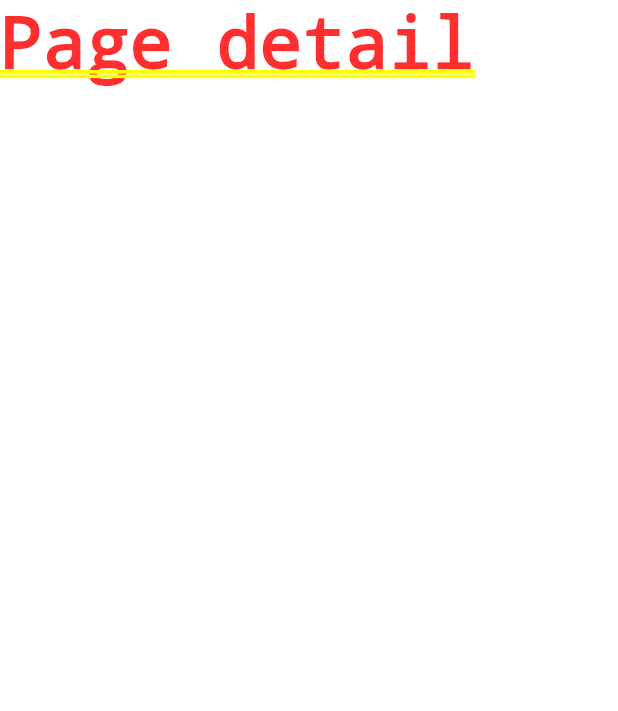
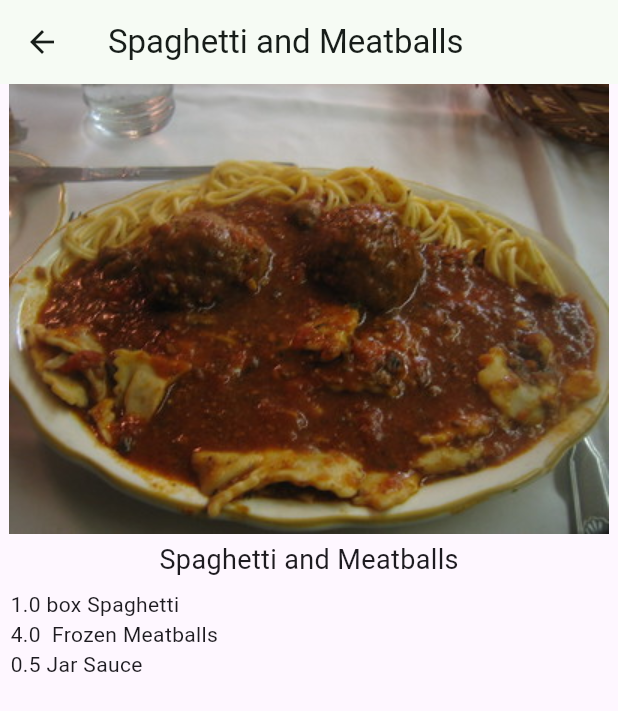
Before and after one commit to marcelovet/flutter_recipes, a Flutter app: the screen it shows after launch, after a tap on "Spaghetti and Meatballs", on a phone screen of 412 x 824 dp. Shown: the top 711 px of the screen. Run offline on Flutter 3.47's test engine with Material 3 defaults, Android fonts, the phone set to English and light mode, and no system bars.

Commit message:
Recipe details with ingredients

```diff
--- a/lib/main.dart
+++ b/lib/main.dart
@@ -1,5 +1,6 @@
 import 'package:flutter/material.dart';
 import 'recipe.dart';
+import 'recipe_detail.dart';
 
 void main() {
   runApp(const RecipeApp());
@@ -77,8 +78,7 @@ class _MyHomePageState extends State<MyHomePage> {
                   context,
                   MaterialPageRoute(
                     builder: (context) {
-                      // TODO: change to RecipeDetailPage
-                      return Text("Page detail");
+                      return RecipeDetail(recipe: Recipe.samples[index]);
                     }
                   )
                 );
--- a/lib/recipe.dart
+++ b/lib/recipe.dart
@@ -1,36 +1,86 @@
 class Recipe {
   String label;
   String imageUrl;
-  // TODO: add servings and ingredients
+  int servings;
+  List<Ingredient> ingredients;
 
-  Recipe({required this.label, required this.imageUrl});
+  Recipe({
+    required this.label,
+    required this.imageUrl,
+    required this.servings,
+    required this.ingredients,
+  });
 
   static List<Recipe> samples = [
     Recipe(
       label: 'Spaghetti and Meatballs',
       imageUrl: 'assets/2126711929_ef763de2b3_w.jpg',
+      servings: 4,
+      ingredients: [
+        Ingredient(quantity: 1, measure: "box", name: "Spaghetti"),
+        Ingredient(quantity: 4, measure: "", name: "Frozen Meatballs"),
+        Ingredient(quantity: 0.5, measure: "Jar", name: "Sauce"),
+      ],
     ),
     Recipe(
       label: 'Tomato Soup',
       imageUrl: 'assets/27729023535_a57606c1be.jpg',
+      servings: 2,
+      ingredients: [
+        Ingredient(quantity: 1, measure: 'can', name: 'Tomato soup'),
+      ],
     ),
     Recipe(
       label: 'Grilled Cheese',
       imageUrl: 'assets/3187380632_5056654a19_b.jpg',
+      servings: 1,
+      ingredients: [
+        Ingredient(quantity: 2, measure: 'slices', name: 'Cheese'),
+        Ingredient(quantity: 2, measure: 'slices', name: 'Bread'),
+      ],
     ),
     Recipe(
       label: 'Chocolate Chip Cookies',
       imageUrl: 'assets/15992102771_b92f4cc00a_b.jpg',
+      servings: 24,
+      ingredients: [
+        Ingredient(quantity: 4, measure: "cups", name: "flour"),
+        Ingredient(quantity: 2, measure: "cups", name: "sugar"),
+        Ingredient(quantity: 0.5, measure: "cups", name: "chocolate chips"),
+      ],
     ),
     Recipe(
       label: 'Taco Salad',
       imageUrl: 'assets/8533381643_a31a99e8a6_c.jpg',
+      servings: 1,
+      ingredients: [
+        Ingredient(quantity: 4, measure: "oz", name: "nachos"),
+        Ingredient(quantity: 3, measure: "oz", name: "taco meat"),
+        Ingredient(quantity: 0.5, measure: "cup", name: "cheese"),
+        Ingredient(quantity: 0.25, measure: "cup", name: "chopped tomatoes"),
+      ],
     ),
     Recipe(
       label: 'Hawaiian Pizza',
       imageUrl: 'assets/15452035777_294cefced5_c.jpg',
+      servings: 4,
+      ingredients: [
+        Ingredient(quantity: 1, measure: "item", name: "pizza"),
+        Ingredient(quantity: 1, measure: "cup", name: "pineapple"),
+        Ingredient(quantity: 1, measure: "oz", name: "ham"),
+      ],
     ),
   ];
 }
 
-// TODO: add Ingredient class
+class Ingredient {
+  double quantity;
+  String measure;
+  String name;
+
+  Ingredient({
+    required this.quantity,
+    required this.measure,
+    required this.name
+  });
+}
--- /dev/null
+++ b/lib/recipe_detail.dart
@@ -0,0 +1,62 @@
+import 'package:flutter/material.dart';
+import 'recipe.dart';
+
+class RecipeDetail extends StatefulWidget {
+  final Recipe recipe;
+
+  const RecipeDetail({
+    super.key,
+    required this.recipe,
+  });
+
+  @override
+  State<RecipeDetail> createState() => _RecipeDetailState();
+}
+
+class _RecipeDetailState extends State<RecipeDetail> {
+  // TODO: add _sliderVal
+
+  @override
+  Widget build(BuildContext context) {
+    return Scaffold(
+      appBar: AppBar(
+        title: Text(widget.recipe.label),
+      ),
+      body: SafeArea(
+        child: Column(
+          children: <Widget>[
+            SizedBox(
+              height: 300,
+              width: double.infinity,
+              child: Image(
+                image: AssetImage(widget.recipe.imageUrl),
+              ),
+            ),
+            const SizedBox(
+              height: 4.0
+            ),
+            Text(
+              widget.recipe.label,
+              style: const TextStyle(fontSize: 18.0),
+            ),
+            // TODO: add Expanded
+            Expanded(
+              child: ListView.builder(
+                padding: const EdgeInsets.all(7.0),
+                itemCount: widget.recipe.ingredients.length,
+                itemBuilder: (BuildContext context, int index) {
+                  final ingredient = widget.recipe.ingredients[index];
+                  // TODO: add ingredient.quantity
+                  return Text(
+                    '${ingredient.quantity} ${ingredient.measure} ${ingredient.name}',
+                  );
+                },
+              ),
+            ),
+            // TODO: add Slider
+          ],
+        ),
+      ),
+    );
+  }
+}
```
